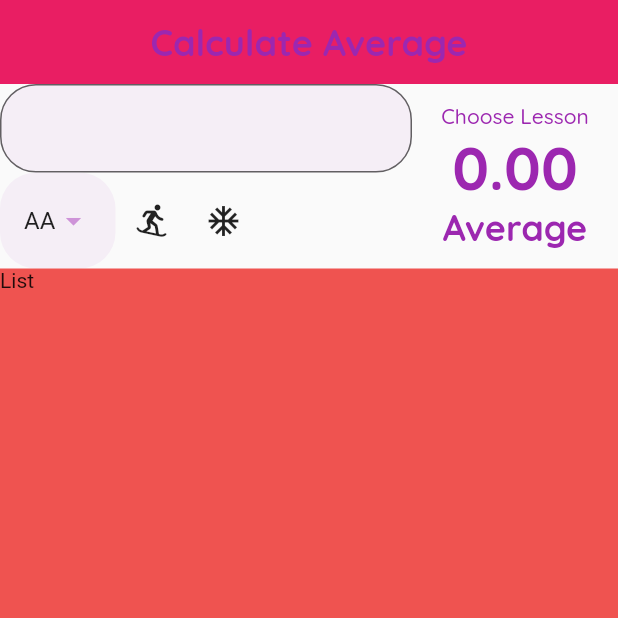
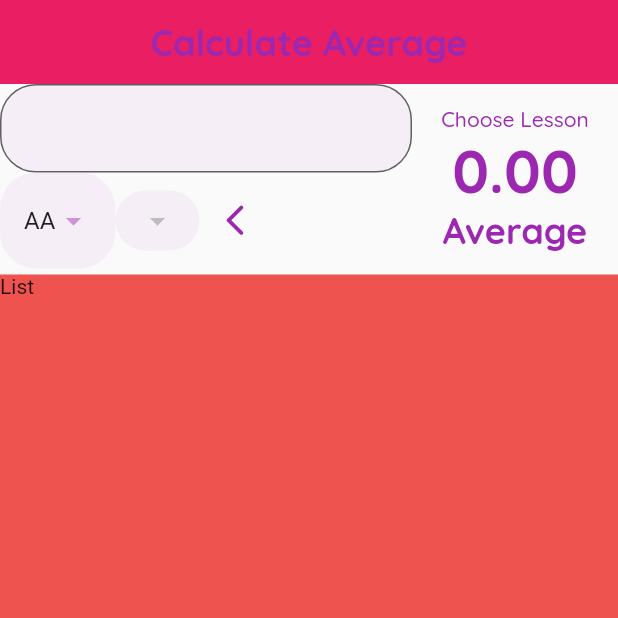
Before and after one commit to Gokdenizsari/dynamic_average_calculation, a Flutter app: the screen it shows after launch, on a phone screen of 412 x 824 dp, the top half of it. Run offline on Flutter 3.47's test engine with Material 2 defaults, Android fonts, the phone set to English and light mode, and no system bars; our stand-ins replace google_fonts; statements that could not run were skipped.

Commit message:
Update calculate_average_page.dart

```diff
--- a/lib/widgets/calculate_average_page.dart
+++ b/lib/widgets/calculate_average_page.dart
@@ -13,6 +13,7 @@ class CalculateAverage extends StatefulWidget {
 class _CalculateAverageState extends State<CalculateAverage> {
   var formKey = GlobalKey<FormState>();
   double selectedValue = 4;
+  double selectedCredit = 1;
   @override
   Widget build(BuildContext context) {
     return Scaffold(
@@ -61,16 +62,16 @@ class _CalculateAverageState extends State<CalculateAverage> {
           Row(
             children: [
               _buildGrade(),
+              _buildCredit(),
               IconButton(
                 onPressed: () {},
-                icon: Icon(Icons.snowboarding_rounded),
-              ),
-              IconButton(
-                onPressed: () {},
-                icon: Icon(Icons.ac_unit),
+                icon: Icon(Icons.arrow_back_ios_rounded),
+                color: stabil.mainColor,
+                iconSize: 25,
               ),
             ],
-          )
+          ),
+          SizedBox(height: 4,),
         ],
       ),
     );
@@ -98,7 +99,7 @@ class _CalculateAverageState extends State<CalculateAverage> {
         iconEnabledColor: stabil.mainColor.shade200,
         onChanged: (value) {
           setState(() {
-            selectedValue = value!;
+            selectedCredit = value!;
             print(value);
           });
         },
@@ -107,4 +108,26 @@ class _CalculateAverageState extends State<CalculateAverage> {
       ),
     );
   }
+
+  _buildCredit() {
+    return Container(
+      padding: stabil.dropDownPadding,
+      decoration: BoxDecoration(
+          color: stabil.mainColor.shade100.withOpacity(0.2),
+          borderRadius: stabil.borderRadius),
+      child: DropdownButton<double>(
+        value: selectedCredit,
+        elevation: 16,
+        iconEnabledColor: stabil.mainColor.shade200,
+        onChanged: (value) {
+          setState(() {
+            selectedValue = value!;
+            print(value);
+          });
+        },
+        underline: Container(),
+        items: DataHelper.allLessonCredit(),
+      ),
+    );
+  }
 }
```
